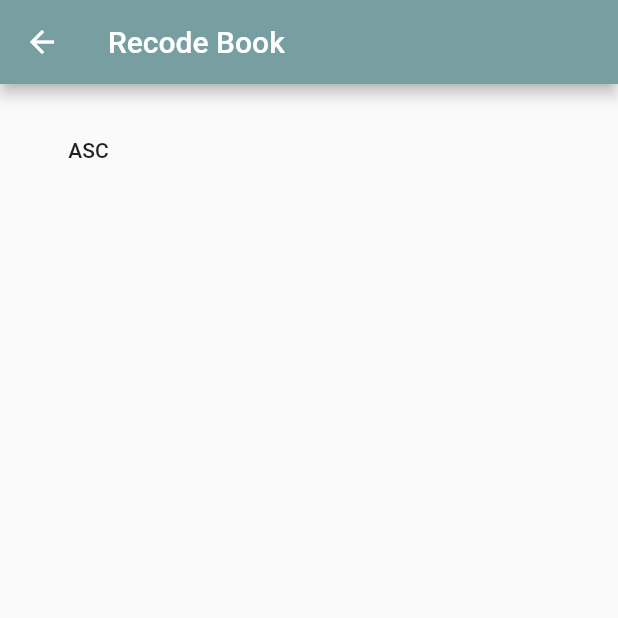
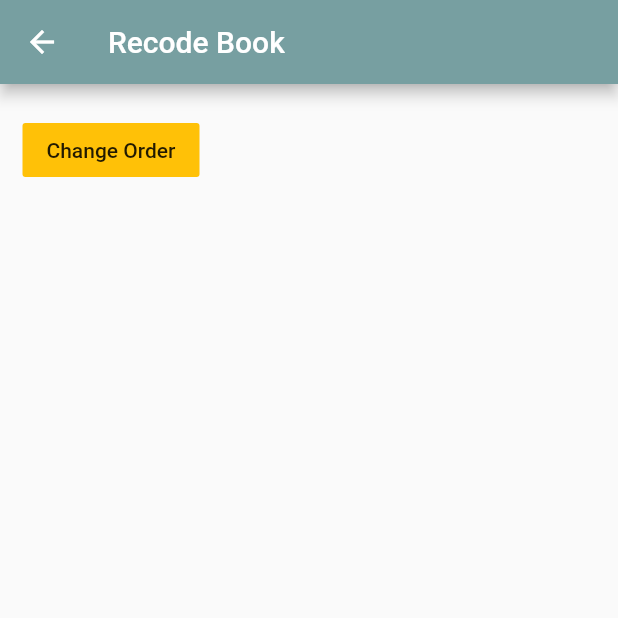
Before and after one commit to awpathum/Team-Mate, a Flutter app: the check screen opened directly, on a phone screen of 412 x 824 dp, the top half of it. Run offline on Flutter 3.47's test engine with Material 2 defaults, Android fonts, the phone set to English and light mode, and no system bars; our stand-ins replace camera, cloud_firestore, eva_icons_flutter, firebase_auth, firebase_storage, fluttertoast and 1 more; missing offline and left inert: keyboard, queries, sortedmap; accounts and stored records are empty.

Commit message:
Change order button added

```diff
--- a/lib/Pages/check.dart
+++ b/lib/Pages/check.dart
@@ -51,7 +51,8 @@ class _checkState extends State<check> {
                   width: 5.0,
                 ),
                 FlatButton(
-                    child: Text('ASC'),
+                  color: Colors.amber,
+                    child: Text('Change Order'),
                     onPressed: () {
 
                       setState(() {
```
